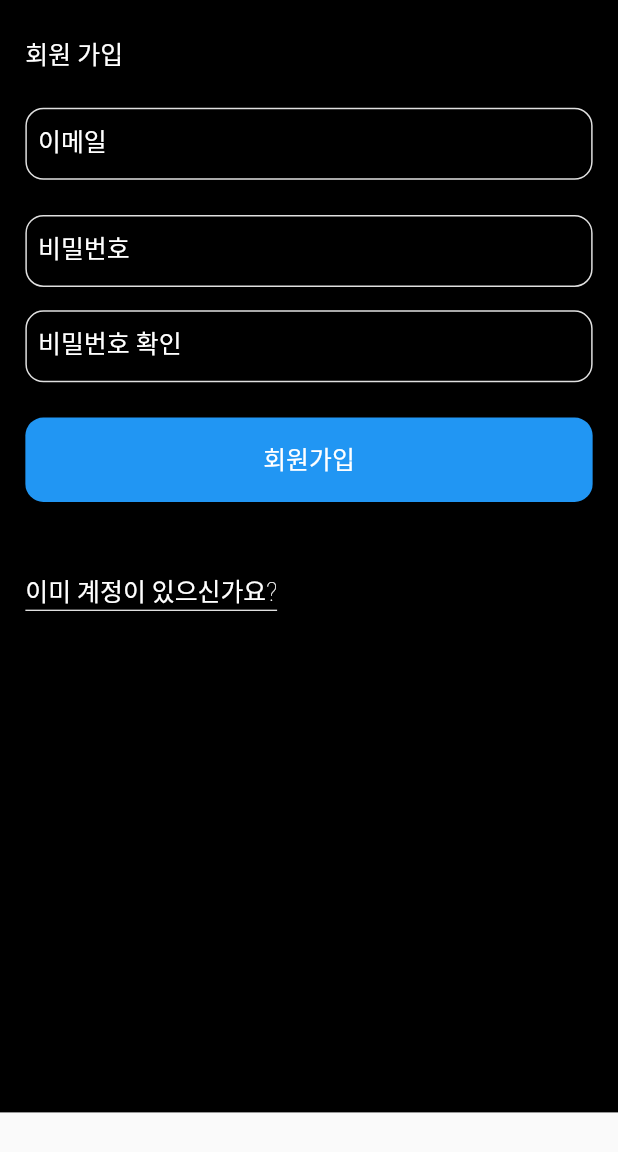
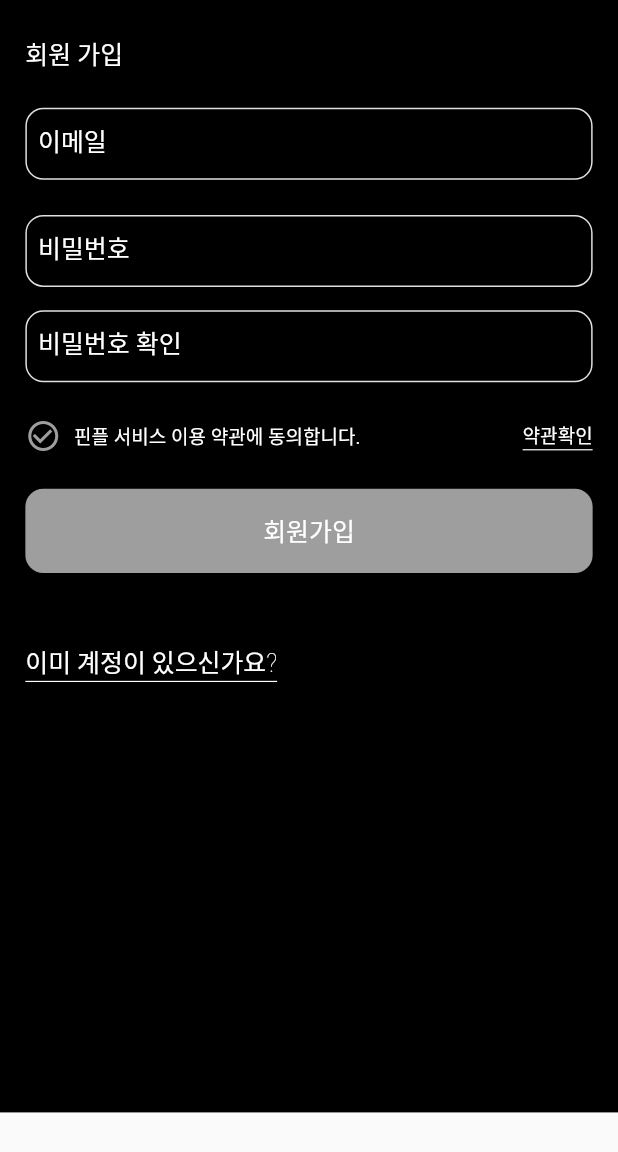
Before and after one commit to my-yellow-star/wehere-flutter, a Flutter app: the PasswordLoginModal widget shown alone on an empty page, opened directly with empty values, after a tap on "아직 계정이 없으신가요?", on a phone screen of 412 x 824 dp. Shown: the top 1152 px of the screen. Run offline on Flutter 3.47's test engine with Material 2 defaults, Android fonts, the phone set to English and light mode, and no system bars; our stand-ins replace cached_network_image, convex_bottom_bar, dio, equatable, flutter_native_splash, flutter_screenutil and 9 more; missing offline and left inert: custom_info_window, google_maps_cluster_manager, jwt_decode, new_version; accounts and stored records are empty; network calls fail; Roboto replaces fonts that are missing (Pretendard); statements that could not run were skipped.

Commit message:
feat: 서비스 이용 약관 추가

```diff
--- /dev/null
+++ b/lib/core/resources/term.dart
@@ -0,0 +1,79 @@
+class Term {
+  static const String value = '''
+제1장 총칙
+제1조 (목적) 이 약관은 Jochana(이하 "회사"라 합니다)가 운영하는 위치기반 추억 공유 서비스 핀플 "애플리케이션"(이하 "APP"이라고 합니다)의 서비스 이용 및 제공에 관한 제반 사항의 규정을 목적으로 합니다.
+제2조 (용어의 정의) ① 이 약관에서 사용하는 용어의 정의는 다음과 같습니다.
+"서비스"라 함은 구현되는 PC, 모바일 기기를 통하여 "회사"가 "이용자"에게 제공하는 콘텐츠 및 전반적인 기능을 의미합니다.
+"회원"이란 "APP"에 회원등록을 한 자로서, "APP"이 제공하는 서비스를 이용하는 자를 말합니다.
+"모바일 기기"란 콘텐츠를 다운로드 받거나 설치하여 사용할 수 있는 기기로서, 휴대폰, 스마트폰, 휴대정보단말기(PDA), 태블릿 등을 의미합니다.
+"위치정보"란 회원이 위치 정보 수집 권한 동의를 통해 회사에게 제공한 위도 및 경도 등의 지리적 정보를 의미합니다.
+"애플리케이션"이란 회사가 제공하는 서비스를 이용하기 위하여 모바일 기기를 통해 다운로드 받거나 설치하여 사용하는 프로그램 일체를 의미합니다.
+② 이 약관에서 사용하는 용어의 정의는 본 조 제1항에서 정하는 것을 제외하고는 관계법령 및 서비스별 정책에서 정하는 바에 의하며, 이에 정하지 아니한 것은 일반적인 상 관례에 따릅니다.
+제3조 (약관의 효력 및 변경) ① 본 약관은"APP" 내 또는 그 연결화면에 게시하거나 이용자에게 공지함으로써 효력이 발생합니다.
+② 회사는 불가피한 여건이나 사정이 있을 경우 「약관의 규제에 관한 법률」, 「정보통신망이용촉진 및 정보보호 등에 관한 법률」등 관련 법령에 위배하지 않는 범위에서 이 약관을 개정할 수 있습니다.
+③ 회사가 약관을 개정할 경우에는 적용일자 및 개정내용, 개정사유 등을 명시하여 최소한 그 적용일 7일 이전부터 "APP" 내 또는 그 연결화면에 게시하여 이용자에게 공지합니다. 다만, 변경된 내용이 회원에게 불리하거나 중대한 사항의 변경인 경우에는 그 적용일 30일 이전까지 본문과 같은 방법으로 공지하고, 회원의 전자우편주소, 전자메모, 서비스 내 공지사항, 문자메시지(LMS/SMS)의 방법으로 회원에게 통지합니다. 이 경우 개정 전 내용과 개정 후 내용을 명확하게 비교하여 회원이 알기 쉽도록 표시합니다.
+④ 회사가 약관을 개정할 경우 개정약관 공지 후 개정약관의 적용에 대한 회원의 동의 여부를 확인합니다. 회사는 제3항의 공지 또는 통지를 할 경우 회원이 개정약관에 대해 동의 또는 거부의 의사표시를 하지 않으면 동의한 것으로 볼 수 있다는 내용도 함께 공지 또는 통지를 하며, 회원이 이 약관 시행일까지 거부의 의사표시를 하지 않는다면 개정약관에 동의한 것으로 볼 수 있습니다. 회원이 개정약관에 대해 동의하지 않는 경우 회사 또는 회원은 서비스 이용계약을 해지할 수 있습니다.
+제4조 (약관 외 준칙) 이 약관에서 정하지 아니한 사항과 이 약관의 해석에 관하여는 「약관의 규제에 관한 법률」, 「정보통신망이용촉진 및 정보보호 등에 관한 법률」등 관련 법령 또는 상 관례에 따릅니다.
+제5조 (회원가입) ① 이용자는 "APP"에서 정한 양식에 따라 회원정보를 기입한 후 이 약관의 내용에 대하여 동의하여 회원가입 신청을 하면, 회사가 이러한 신청을 승낙하여 회원으로 가입됩니다.
+② 회사는 원칙적으로 전 항에 따라 회원가입신청에 대하여 승낙함을 원칙으로 합니다. 다만, 회사는 다음 각 호의 어느 하나에 해당하는 이용자에 대해서는 회원가입을 거절하거나 사후에 회원자격을 상실시킬 수 있습니다.
+회원정보 내용을 허위로 기재하거나 타인의 명의를 도용한 경우
+회사가 서비스를 제공하지 않은 국가에서 비정상적이거나 우회적인 방법을 통해 서비스를 이용하는 경우
+사회의 안녕과 질서 또는 미풍양속을 저해할 목적으로 신청한 경우
+부정한 용도로 서비스를 이용하고자 하는 경우
+영리를 추구할 목적으로 서비스를 이용하고자 하는 경우
+가입 신청자가 본 약관에 의거 이전에 회원자격을 상실한 적이 있는 경우
+그 밖에 각 호에 준하는 사유로서 승낙이 부적절하다고 판단되는 경우
+제6조 (회원탈퇴 및 자격상실) ① 회원은 언제든지 서비스 이용을 원하지 않는 경우 언제든지 탈퇴를 요청할 수 있으며, 이 경우 회사는 즉시 회원탈퇴를 처리합니다. 회원탈퇴로 인해 회원이 서비스 내에서 보유한 이용정보는 모두 삭제되어 복구가 불가능하게 됩니다.
+② 회사는 회원이 이 약관이 금지하거나 공서양속에 반하는 행위를 하는 등 본 계약을 유지할 수 없는 중대한 사유가 있는 경우에는 회원에게 통지하고, 서비스 이용을 제한․중지하거나 회원 자격을 상실시킬 수 있습니다.
+③ 회사가 회원자격을 상실시키는 경우에는 회원 등록을 말소합니다. 이 경우 회원에게 이를 통지하고, 회원 등록 말소 전에 소명할 기회를 부여합니다.
+④ 회사는 최근의 서비스 이용일부터 연속하여 1년 동안 회사의 서비스를 이용하지 않은 회원(이하 "휴면계정"이라 합니다)의 개인정보를 보호하기 위해 이용계약을 정지 또는 해지하고 회원의 개인정보를 분리보관 또는 파기 등의 조치를 취할 수 있습니다. 이 경우 조치일 30일 전까지 계약 정지 또는 해지, 개인정보 분리보관 또는 파기 등의 조치가 취해진다는 사실 및 파기될 개인정보 등을 회원에게 통지합니다.
+제7조 (회원에 대한 통지) ① 회사가 회원에 대한 통지를 하는 경우, 회원이 회사에 제출한 전자우편 또는 휴대번호로 할 수 있다.
+② 회사는 불특정다수 회원에 대한 통지의 경우 30일 이상 "APP"에 게시함으로서 개별 통지에 갈음 할 수 있다.
+제8조 (회사의 의무) ① 회사는 관련 법령, 이 약관에서 정하는 권리의 행사 및 의무의 이행을 신의에 따라 성실하게 준수합니다.
+② 회사는 회원이 안전하게 서비스를 이용할 수 있도록 개인정보(신용정보 포함)보호를 위해 보안시스템을 갖추어야 하며 개인정보처리방침을 공시하고 준수합니다. 회사는 이 약관 및 개인정보처리방침에서 정한 경우를 제외하고는 회원의 개인정보가 제3자에게 공개 또는 제공되지 않도록 합니다.
+③ 회사는 계속적이고 안정적인 서비스의 제공을 위하여 서비스 개선을 하던 중 설비에 장애가 생기거나 데이터 등이 멸실․훼손된 때에는 천재지변, 비상사태, 현재의 기술로는 해결이 불가능한 장애나 결함 등 부득이한 사유가 없는 한 지체 없이 이를 수리 또는 복구하도록 최선의 노력을 다합니다.
+제9조 (회원의 의무) ① 회원은 회사에서 제공하는 서비스의 이용과 관련하여 다음 각 호에 해당하는 행위를 해서는 안 됩니다.
+이용신청 또는 회원 정보 변경 시 타인의 명의를 도용하거나 허위사실을 기재하는 행위
+회사의 직원이나 운영자를 가장하거나 타인의 명의를 도용하여 메일을 발송하는 행위, 타인으로 가장하거나 타인과의 관계를 허위로 명시하는 행위
+다른 회원의 개인정보를 무단으로 수집⋅저장⋅게시 또는 유포하는 행위
+서비스를 무단으로 영리, 영업, 광고, 홍보, 정치활동, 선거운동 등 본래의 용도 이외의 용도로 이용하는 행위
+회사의 서비스를 이용하여 얻은 정보를 무단으로 복제․유통․조장하거나 상업적으로 이용하는 행위, 알려지거나 알려지지 않은 버그를 악용하여 서비스를 이용하는 행위
+타인을 기망하여 이득을 취하는 행위, 회사의 서비스의 이용과 관련하여 타인에게 피해를 입히는 행위
+회사나 타인의 지적재산권 또는 초상권을 침해하는 행위, 타인의 명예를 훼손하거나 손해를 가하는 행위
+법령에 의하여 전송 또는 게시가 금지된 정보(컴퓨터 프로그램)나 컴퓨터 소프트웨어⋅하드웨어 또는 전기통신장비의 정상적인 작동을 방해⋅파괴할 목적으로 고안된 바이러스⋅컴퓨터 코드⋅파일⋅프로그램 등을 고의로 전송⋅게시⋅유포 또는 사용하는 행위
+회사로부터 특별한 권리를 부여받지 않고 애플리케이션을 변경하거나, 애플리케이션에 다른 프로그램을 추가⋅삽입하거나, 서버를 해킹⋅역설계하거나, 소스 코드나 애플리케이션 데이터를 유출⋅변경하거나, 별도의 서버를 구축하거나, 웹사이트의 일부분을 임의로 변경⋅도용하여 회사를 사칭하는 행위
+그 밖에 관련 법령에 위반되거나 선량한 풍속 기타 사회통념에 반하는 행위
+② 회원의 ID와 비밀번호에 관한 관리책임은 회원에게 있으며, 이를 제3자가 이용하도록 하여서는 안됩니다.
+③ 이용자는 본 약관 및 관련법령에 규정한 사항을 준수하여야 합니다.
+제10조 (서비스의 이용) ① "APP"은 다음과 같은 서비스를 회원에게 제공합니다. 단, 회사가"APP"으로 제공하는 서비스 이용을 위해 필요시 이용자에게 위치정보이용약관 및 "계정정보"의 제공에 관한 동의를 추가로 요구할 수 있으며, 동의하지 않을 경우 보험계약 조회 등 일부 서비스가 제한될 수 있습니다.
+회원의 위치 정보에 기반한 맞춤형 콘텐츠 제공
+회원의 위치 정보에 기반하여 콘텐츠 작성
+콘텐츠 검색
+기타 회사가 정하는 서비스
+② 회사는 회원에게 별도의 동의를 받은 경우 서비스 이용에 대한 유용한 각종 정보에 대하여 "APP"에 게재하는 것 이외에 문자메시지, 푸시(Push) 알림 등의 방법으로 회원에게 제공할 수 있습니다.
+③ 서비스의 이용은 "APP"의 업무상 또는 기술상 특별한 지장이 없는 한 연중무휴를 원칙으로 합니다. 다만, 정기점검 등의 필요로 인하여 회사가 정한 날 및 시간에 대해서는 예외로 합니다.
+④ 회사는 "APP" 시스템 등의 보수, 점검, 교체, 시스템의 고장, 통신의 두절, 기타 불가항력적 사유가 발생한 경우에는 서비스의 제공을 일시적으로 중단할 수 있습니다. 다만, 서비스 중단의 경우 회사는 "APP"에 사전 통지하고, 사전에 통지할 수 없는 부득이한 사유가 있는 경우 제 조에 정한 방법으로 회원에게 통지합니다.
+제11조 (개인정보의 보호 및 사용) ① 회사는 이용자의 정보 수집시 원활한 서비스 제공을 위해 필요한 최소한의 정보를 수집합니다.
+② 회사가 이용자의 개인식별이 가능한 개인정보 및 계정정보를 수집하는 때에는 반드시 당해 이용자의 동의를 받습니다.
+③ 회사는 관련 법령에 의하거나, 관련 국가기관 등의 요청이 있는 경우를 제외하고는 회원의 개인정보를 본인의 동의 없이 타인에게 제공하지 않습니다.
+④ 이용자는 언제든지 회사가 가지고 있는 자신의 개인정보에 대해 열람 및 오류정정 또는 동의 철회를 요구할 수 있으며 회사는 이에 대해 지체 없이 필요한 조치를 취할 의무를 집니다. 이용자가 오류의 정정을 요구한 경우에는 그 오류를 정정할 때까지 해당 개인정보를 이용하지 않습니다.
+⑤ 기타 개인정보관련사항은 "APP"에 별도로 게시하는 개인정보취급방침에 의거합니다.
+제12조 (회사의 면책) ① 회사는 이 약관 제10조 제3항, 제4항의 사유로 서비스 제공이 일시적으로 중단됨으로 인하여 이용자 또는 제3자가 입은 손해에 대해서는 관련법에 특별한 규정이 없는 한 회원에게 별도의 보상을 하지 않습니다.
+② 회사는 회원의 고의 또는 과실로 인한 서비스 이용의 장애에 대하여는 책임을 지지 않습니다.
+③ 서비스와 관련하여 게재한 정보나 자료 등의 신뢰성, 정확성 등에 대하여 회사는 고의 또는 중대한 과실이 없는 한 책임을 지지 않습니다.
+④ 회사는 무료로 제공되는 서비스 이용과 관련하여 회원에게 발생한 손해에 대해서는 책임을 지지 않습니다.
+⑤ 회사는 회원이 서비스를 이용하여 기대하는 이익을 얻지 못하거나 상실한 것에 대하여 책임을 지지 않습니다.
+⑥ 회사는 회원이 "APP"아이디 및 비밀번호, 모바일 기기 비밀번호, 계정정보 등을 관리하지 않아 발생하는 손해에 대해 책임을 지지 않습니다.
+⑦ 회원이 모바일 기기의 변경, 모바일 기기의 번호 변경, 운영체제(OS) 버전의 변경, 해외 로밍, 통신사 변경 등으로 인해 콘텐츠 전부나 일부의 기능을 이용할 수 없는 경우 회사는 이에 대해 책임을 지지 않습니다.
+⑧ 회원이 회사가 제공하는 콘텐츠나 계정정보를 삭제한 경우 회사는 이에 대해 책임을 지지 않습니다.
+제13조 (저작권 등의 귀속) ① 회사가 제작한 서비스 내의 콘텐츠에 대한 저작권과 기타 지적재산권은 회사에 귀속합니다.
+② 회원은 회사가 제공하는 서비스를 이용하여 얻은 정보 중에서 회사 또는 제공업체에 지적재산권이 귀속된 정보를 회사 또는 제공업체의 사전 동의 없이 복제⋅전송 등의 방법(편집, 공표, 공연, 배포, 방송, 2차적 저작물 작성 등을 포함합니다. 이하 같습니다)에 의하여 영리목적으로 이용하거나 타인에게 이용하게 하여서는 안 됩니다.
+③ 회원의 게시물이 정보통신망법 및 저작권법 등 관련법에 위반되는 내용을 포함하는 경우, 권리자는 관련법이 정한 절차에 따라 해당 게시물의 게시중단 및 삭제 등을 요청할 수 있으며, 이로 인해 발생하는 민·형사상의 책임은 전적으로 해당 회원 본인이 부담하여야 하며, 회사는 관련법에 따라 조치를 취하여야 합니다
+④ 회사는 전항에 따른 권리자의 요청이 없는 경우라도 권리침해가 인정될 만한 사유가 있거나 기타 회사 정책 및 관련법에 위반되는 경우에는 관련법에 따라 해당 게시물에 대해 임시조치 등을 취할 수 있습니다.
+⑤ 이 조는 회사가 서비스를 운영하는 동안 유효하며, 회원 탈퇴 후에도 지속적으로 적용됩니다.
+제14조 (회원의 고충처리 및 분쟁해결)
+① 회사는 회원의 편의를 고려하여 회원의 의견이나 불만을 제시하는 방법을 서비스 내 또는 그 연결화면에 안내합니다.
+② 회사는 회원으로부터 제기되는 의견이나 불만이 정당하다고 객관적으로 인정될 경우에는 합리적인 기간 내에 이를 신속하게 처리합니다. 다만, 처리에 장기간이 소요되는 경우에는 회원에게 장기간이 소요되는 사유와 처리일정을 서비스 내 공지하거나 제8조에 따라 통지합니다.
+제15조 (재판권 및 준거법) 이 약관은 대한민국 법률에 따라 규율되고 해석됩니다. 회사와 회원 간에 발생한 분쟁으로 소송이 제기되는 경우에는 법령에 정한 절차에 따른 법원을 관할 법원으로 합니다.
+  ''';
+}
--- a/lib/presentation/screens/components/password_login_modal.dart
+++ b/lib/presentation/screens/components/password_login_modal.dart
@@ -6,6 +6,7 @@ import 'package:wehere_client/core/resources/data_state.dart';
 import 'package:wehere_client/domain/usecases/register_usecase.dart';
 import 'package:wehere_client/injector.dart';
 import 'package:wehere_client/presentation/providers/authentication_provider.dart';
+import 'package:wehere_client/presentation/screens/components/term_bottom_sheet.dart';
 import 'package:wehere_client/presentation/widgets/alert.dart';
 import 'package:wehere_client/presentation/widgets/text.dart';
 
@@ -31,6 +32,11 @@ class _PasswordLoginModalState extends State<PasswordLoginModal> {
   bool _isRegisterMode = false;
   bool _loginFailed = false;
   bool _passwordIncorrect = false;
+  bool _agreedTerm = false;
+
+  bool get _canSubmit =>
+      (_email.isNotEmpty && _password.isNotEmpty) &&
+      (!_isRegisterMode || _agreedTerm);
 
   void _onEmailChanged(String value) {
     setState(() {
@@ -61,10 +67,22 @@ class _PasswordLoginModalState extends State<PasswordLoginModal> {
       _isRegisterMode = !_isRegisterMode;
       _loginFailed = false;
       _passwordIncorrect = false;
+      _agreedTerm = false;
     });
   }
 
+  void _toggleAgreedTerm() {
+    setState(() {
+      _agreedTerm = !_agreedTerm;
+    });
+  }
+
+  void _onTapTerm() {
+    TermBottomSheet.show(context);
+  }
+
   void _onSubmitted() {
+    if (!_canSubmit) return;
     if (_email.isEmpty) {
       Alert.build(context,
           title: '이메일을 확인해주세요', description: '이메일을 올바르게 입력해주세요.');
@@ -233,6 +251,45 @@ class _PasswordLoginModalState extends State<PasswordLoginModal> {
                         ))
                     : Container(),
                 Container(height: PaddingVertical.big),
+                _isRegisterMode
+                    ? Container(
+                        padding: EdgeInsets.only(bottom: PaddingVertical.big),
+                        child: Row(
+                          mainAxisAlignment: MainAxisAlignment.spaceBetween,
+                          children: [
+                            Row(
+                              children: [
+                                InkWell(
+                                  onTap: _toggleAgreedTerm,
+                                  child: Icon(
+                                    _agreedTerm
+                                        ? Icons.check_circle
+                                        : Icons.check_circle_outline,
+                                    color:
+                                        _agreedTerm ? Colors.blue : Colors.grey,
+                                  ),
+                                ),
+                                Container(width: PaddingHorizontal.small),
+                                IText(
+                                  '핀플 서비스 이용 약관에 동의합니다.',
+                                  size: FontSize.small,
+                                )
+                              ],
+                            ),
+                            InkWell(
+                              onTap: _onTapTerm,
+                              child: Container(
+                                  decoration: BoxDecoration(
+                                      border: Border(
+                                          bottom: BorderSide(
+                                              color: Colors.white,
+                                              width: 0.8))),
+                                  child: IText('약관확인', size: FontSize.small)),
+                            )
+                          ],
+                        ),
+                      )
+                    : Container(),
                 InkWell(
                   onTap: _onSubmitted,
                   child: Container(
@@ -243,7 +300,7 @@ class _PasswordLoginModalState extends State<PasswordLoginModal> {
                     ),
                     decoration: BoxDecoration(
                         borderRadius: BorderRadius.circular(12),
-                        color: Colors.blue),
+                        color: _canSubmit ? Colors.blue : Colors.grey),
                     child:
                         Center(child: IText(_isRegisterMode ? '회원가입' : '로그인')),
                   ),
--- a/lib/presentation/screens/components/setting_options.dart
+++ b/lib/presentation/screens/components/setting_options.dart
@@ -1,6 +1,7 @@
 import 'package:flutter/material.dart';
 import 'package:provider/provider.dart';
 import 'package:wehere_client/presentation/providers/authentication_provider.dart';
+import 'package:wehere_client/presentation/screens/components/term_bottom_sheet.dart';
 import 'package:wehere_client/presentation/widgets/alert.dart';
 import 'package:wehere_client/presentation/widgets/bottom_sheet.dart';
 
@@ -10,8 +11,12 @@ class SettingOptions {
 
   SettingOptions(this.context, this.onTapEditProfile);
 
-  List<BottomSheetItem> get options => [
+  List<BottomSheetItem> get options =>
+      [
         BottomSheetItem(title: '프로필 편집', onPress: onTapEditProfile),
+        BottomSheetItem(title: '서비스 이용약관', onPress: () {
+          TermBottomSheet.show(context);
+        }),
         BottomSheetItem(title: '로그아웃', onPress: _logout),
         BottomSheetItem(title: '회원탈퇴', color: Colors.red, onPress: _resign),
       ];
@@ -26,7 +31,7 @@ class SettingOptions {
         title: '정말.. 떠나시겠어요?',
         description: '지금까지 쌓아온 추억들이 모두 사라져요',
         showCancelButton: true, confirmCallback: () async {
-      await provider.resign();
-    });
+          await provider.resign();
+        });
   }
 }
--- /dev/null
+++ b/lib/presentation/screens/components/term_bottom_sheet.dart
@@ -0,0 +1,41 @@
+import 'package:flutter/cupertino.dart';
+import 'package:flutter/material.dart';
+import 'package:wehere_client/core/resources/constant.dart';
+import 'package:wehere_client/core/resources/term.dart';
+import 'package:wehere_client/presentation/widgets/text.dart';
+
+class TermBottomSheet {
+  static void show(BuildContext context) {
+    showModalBottomSheet(
+      isScrollControlled: true,
+      context: context,
+      builder: (context) => Container(
+        padding: EdgeInsets.only(
+            left: PaddingHorizontal.normal,
+            right: PaddingHorizontal.normal,
+            top: PaddingVertical.big,
+            bottom: PaddingVertical.big),
+        height: MediaQuery.of(context).size.height * .8,
+        child: Column(
+          children: [
+            IText(
+              '서비스 이용 약관',
+              color: Colors.black,
+            ),
+            Container(height: PaddingVertical.normal),
+            Expanded(
+              child: SingleChildScrollView(
+                child: IText(
+                  Term.value,
+                  maxLines: 1000,
+                  size: FontSize.small,
+                  color: Colors.black,
+                ),
+              ),
+            ),
+          ],
+        ),
+      ),
+    );
+  }
+}
```
